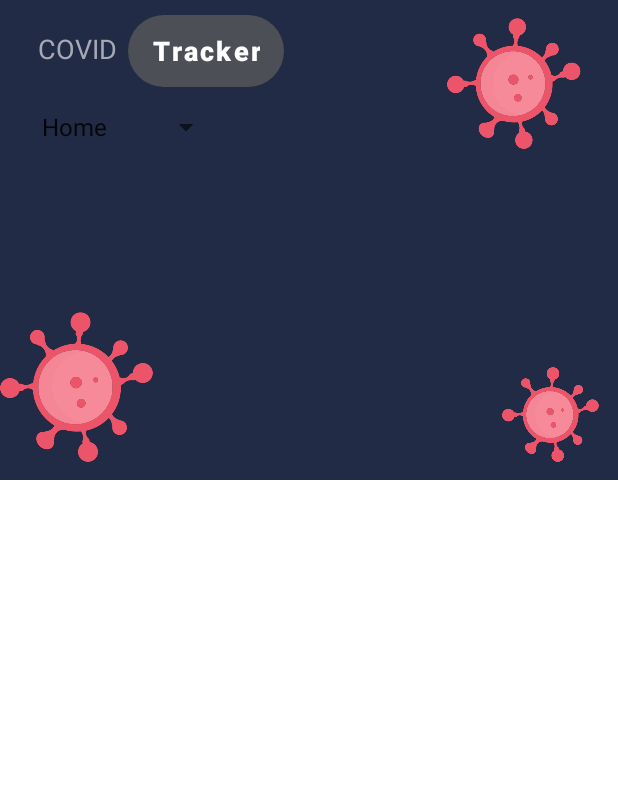
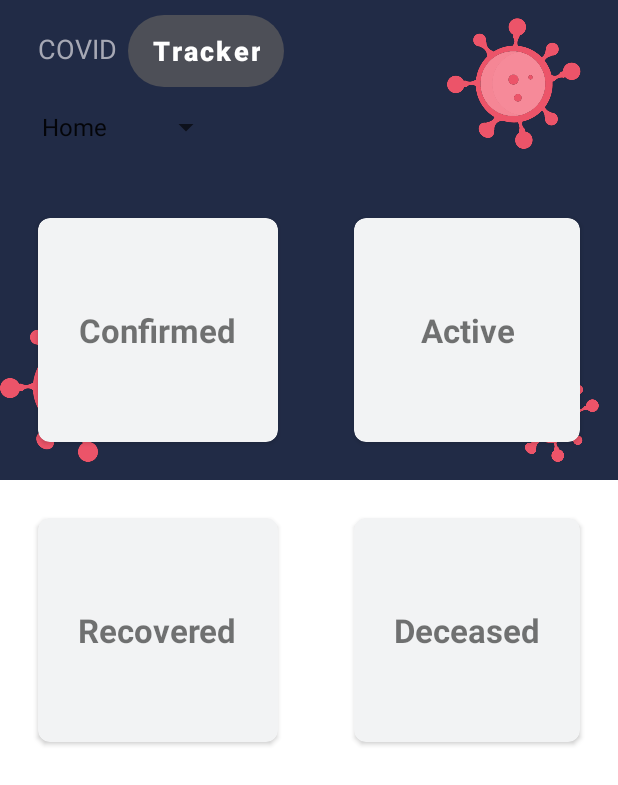
Before and after one commit to SunnyTamang/CovidTracker, an Android app: the screen it shows after launch (MainActivity), on a phone screen of 412 x 824 dp. Shown: the top 785 px of the screen. Run offline under Robolectric (Android 15) with nearby library versions, the phone set to English and light mode, and no system bars; Roboto replaces fonts that are not available here.

Commit message:
cards created

```diff
--- a/app/src/main/res/layout/fragment_splash_test.xml
+++ b/app/src/main/res/layout/fragment_splash_test.xml
@@ -90,4 +90,146 @@
 
     </RelativeLayout>
 
+    <GridLayout
+        android:layout_width="match_parent"
+        android:layout_height="400dp"
+        android:layout_marginTop="120dp"
+        android:rowCount="2"
+        android:columnCount="2"
+        >
+
+
+        <androidx.cardview.widget.CardView
+            android:layout_width="wrap_content"
+            android:layout_height="wrap_content"
+            android:layout_row="0"
+            android:layout_column="0"
+            android:layout_gravity="fill"
+            android:layout_rowWeight="1"
+            android:layout_columnWeight="1"
+            app:cardBackgroundColor="#f2f3f4"
+            android:layout_margin="25dp"
+
+            app:cardCornerRadius="8dp"
+            android:elevation="10dp"
+
+            >
+            <LinearLayout
+                android:layout_width="wrap_content"
+                android:layout_height="wrap_content"
+                android:orientation="vertical"
+                android:gravity="center"
+                android:layout_gravity="center_vertical|center_horizontal">
+                <TextView
+                    android:id="@+id/confirmed_cases"
+                    android:layout_width="wrap_content"
+                    android:layout_height="wrap_content"
+                    android:text="Confirmed"
+                    android:textStyle="bold"
+                    android:textSize="22dp"
+                    android:textAlignment="center"
+                    android:gravity="center_horizontal" />
+
+            </LinearLayout>
+        </androidx.cardview.widget.CardView>
+
+        <androidx.cardview.widget.CardView
+            android:layout_width="wrap_content"
+            android:layout_height="wrap_content"
+            android:layout_row="0"
+            android:layout_column="1"
+            android:layout_gravity="fill"
+            android:layout_rowWeight="1"
+            android:layout_columnWeight="1"
+            android:layout_margin="25dp"
+            app:cardCornerRadius="8dp"
+            android:elevation="10dp"
+            app:cardBackgroundColor="#f2f3f4"
+            >
+            <LinearLayout
+                android:layout_width="wrap_content"
+                android:layout_height="wrap_content"
+                android:orientation="vertical"
+                android:gravity="center"
+                android:layout_gravity="center_vertical|center_horizontal">
+                <TextView
+                    android:id="@+id/active_cases"
+                    android:layout_width="wrap_content"
+                    android:layout_height="wrap_content"
+                    android:text="Active"
+                    android:textStyle="bold"
+                    android:textSize="22dp"
+                    android:textAlignment="center"
+                    android:gravity="center_horizontal" />
+
+            </LinearLayout>
+        </androidx.cardview.widget.CardView>
+
+        <androidx.cardview.widget.CardView
+            android:layout_width="wrap_content"
+            android:layout_height="wrap_content"
+            android:layout_row="1"
+            android:layout_column="0"
+            android:layout_gravity="fill"
+            android:layout_rowWeight="1"
+            android:layout_columnWeight="1"
+            android:layout_margin="25dp"
+            app:cardCornerRadius="8dp"
+            android:elevation="10dp"
+            app:cardBackgroundColor="#f2f3f4"
+            >
+            <LinearLayout
+                android:layout_width="wrap_content"
+                android:layout_height="wrap_content"
+                android:orientation="vertical"
+                android:gravity="center"
+                android:layout_gravity="center_vertical|center_horizontal">
+                <TextView
+                    android:id="@+id/recovered_cases"
+                    android:layout_width="wrap_content"
+                    android:layout_height="wrap_content"
+                    android:text="Recovered"
+                    android:textStyle="bold"
+                    android:textSize="22dp"
+                    android:textAlignment="center"
+                    android:gravity="center_horizontal" />
+
+            </LinearLayout>
+        </androidx.cardview.widget.CardView>
+
+        <androidx.cardview.widget.CardView
+            android:layout_width="wrap_content"
+            android:layout_height="wrap_content"
+            android:layout_row="1"
+            android:layout_column="1"
+            android:layout_gravity="fill"
+            android:layout_rowWeight="1"
+            android:layout_columnWeight="1"
+            android:layout_margin="25dp"
+            app:cardCornerRadius="8dp"
+            android:elevation="10dp"
+            app:cardBackgroundColor="#f2f3f4"
+            >
+            <LinearLayout
+                android:layout_width="wrap_content"
+                android:layout_height="wrap_content"
+                android:orientation="vertical"
+                android:gravity="center"
+                android:layout_gravity="center_vertical|center_horizontal">
+                <TextView
+                    android:id="@+id/deceased_cases"
+                    android:layout_width="wrap_content"
+                    android:layout_height="wrap_content"
+                    android:text="Deceased"
+                    android:textStyle="bold"
+                    android:textSize="22dp"
+                    android:textAlignment="center"
+                    android:gravity="center_horizontal" />
+
+            </LinearLayout>
+        </androidx.cardview.widget.CardView>
+
+
+    </GridLayout>
+
 </RelativeLayout>
```
